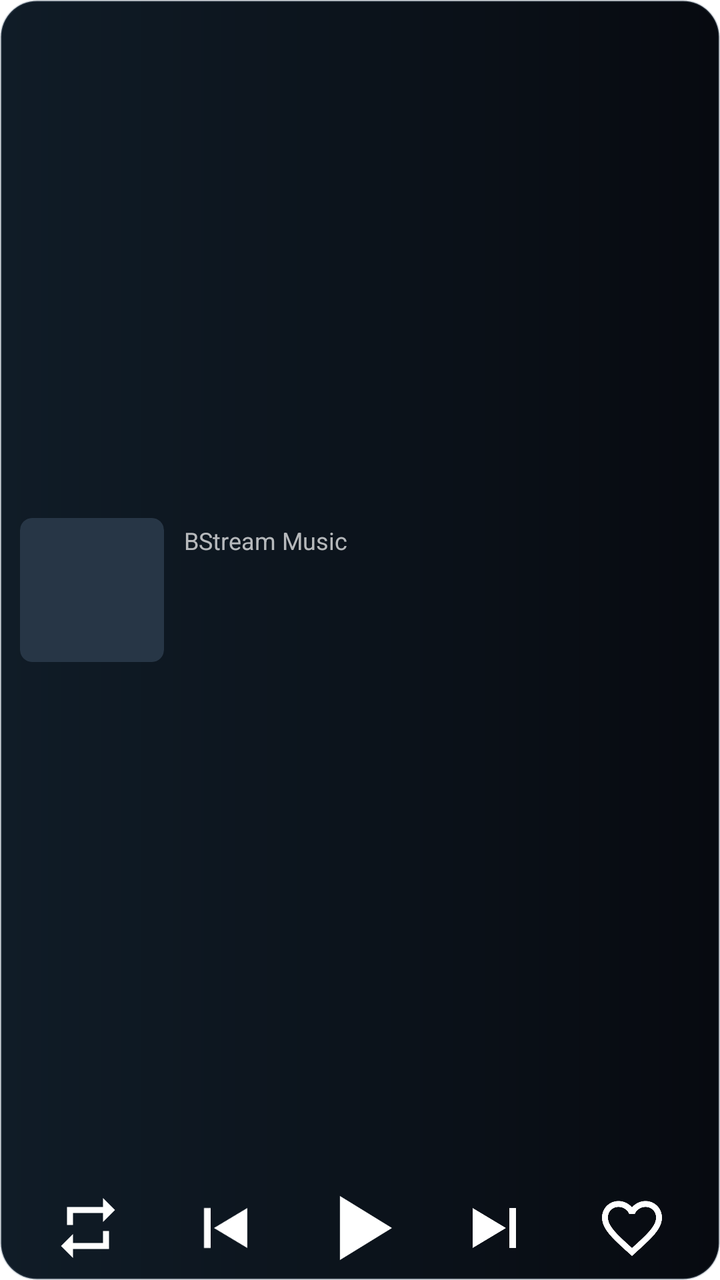
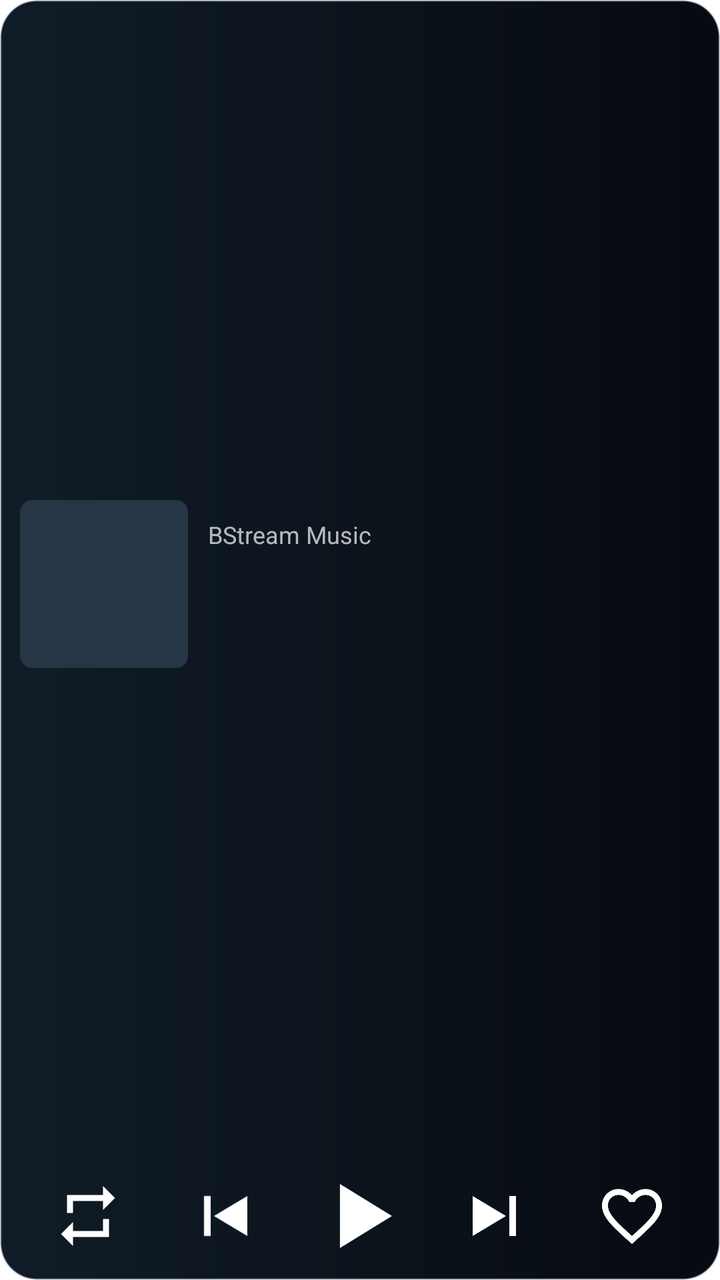

Two renders of the same Android screen: before a commit and after it. Below are the layout's source before the change and the commit's diff.
<!-- AndroidManifest.xml: fallback theme Theme.MaterialComponents.DayNight.NoActionBar -->
<!-- res/layout/bstream_music_widget.xml -->
<?xml version="1.0" encoding="utf-8"?>
<FrameLayout xmlns:android="http://schemas.android.com/apk/res/android"
    android:layout_width="match_parent"
    android:layout_height="match_parent"
    android:layout_marginStart="4dp"
    android:layout_marginEnd="4dp"
    android:layout_marginTop="4dp"
    android:layout_marginBottom="0dp"
    android:background="@drawable/bstream_widget_background">

    <include
        layout="@layout/bstream_widget_backdrop_crossfade"
        android:layout_width="match_parent"
        android:layout_height="match_parent" />

    <LinearLayout
        android:id="@+id/widget_card"
        android:layout_width="match_parent"
        android:layout_height="match_parent"
        android:gravity="center_vertical"
        android:orientation="vertical"
        android:paddingHorizontal="10dp"
        android:paddingTop="2dp"
        android:paddingBottom="2dp">

        <LinearLayout
            android:id="@+id/widget_metadata"
            android:layout_width="match_parent"
            android:layout_height="0dp"
            android:layout_weight="1"
            android:gravity="center_vertical"
            android:orientation="horizontal">

            <include
                layout="@layout/bstream_widget_artwork_crossfade"
                android:layout_width="72dp"
                android:layout_height="72dp" />

            <LinearLayout
                android:layout_width="0dp"
                android:layout_height="wrap_content"
                android:layout_marginStart="10dp"
                android:layout_weight="1"
                android:gravity="center_vertical"
                android:orientation="vertical">

                <TextView
                    android:id="@+id/widget_player_name"
                    android:layout_width="match_parent"
                    android:layout_height="wrap_content"
                    android:ellipsize="end"
                    android:singleLine="true"
                    android:text="@string/widget_player_name"
                    android:textColor="#B3FFFFFF"
                    android:textSize="12sp" />

                <TextView
                    android:id="@+id/widget_title"
                    android:layout_width="match_parent"
                    android:layout_height="wrap_content"
                    android:layout_marginTop="5dp"
                    android:ellipsize="end"
                    android:fontFamily="sans-serif-medium"
                    android:textStyle="bold"
                    android:singleLine="true"
                    android:textColor="#FFFFFFFF"
                    android:textSize="16sp" />

                <TextView
                    android:id="@+id/widget_artist"
                    android:layout_width="match_parent"
                    android:layout_height="wrap_content"
                    android:layout_marginTop="5dp"
                    android:ellipsize="end"
                    android:singleLine="true"
                    android:textColor="#D7DDE3E8"
                    android:textSize="13sp" />
            </LinearLayout>
        </LinearLayout>

        <LinearLayout
            android:id="@+id/widget_controls"
            android:layout_width="match_parent"
            android:layout_height="48dp"
            android:layout_marginTop="2dp"
            android:gravity="center"
            android:orientation="horizontal">

            <ImageView
                android:id="@+id/widget_repeat"
                android:layout_width="0dp"
                android:layout_height="48dp"
                android:layout_weight="1"
                android:background="@android:color/transparent"
                android:contentDescription="@string/widget_repeat"
                android:padding="4dp"
                android:src="@drawable/bstream_widget_repeat"
                android:scaleType="fitCenter"
                android:tint="#FFFFFFFF" />

            <ImageView
                android:id="@+id/widget_previous"
                android:layout_width="0dp"
                android:layout_height="48dp"
                android:layout_weight="1"
                android:background="@android:color/transparent"
                android:contentDescription="@string/widget_previous"
                android:padding="4dp"
                android:src="@drawable/bstream_widget_previous"
                android:scaleType="fitCenter"
                android:tint="#FFFFFFFF" />

            <ImageView
                android:id="@+id/widget_play_pause"
                android:layout_width="0dp"
                android:layout_height="48dp"
                android:layout_weight="1"
                android:background="@android:color/transparent"
                android:contentDescription="@string/widget_play_pause"
                android:padding="0dp"
                android:src="@drawable/bstream_widget_play"
                android:scaleType="fitCenter"
                android:tint="#FFFFFFFF" />

            <ImageView
                android:id="@+id/widget_next"
                android:layout_width="0dp"
                android:layout_height="48dp"
                android:layout_weight="1"
                android:background="@android:color/transparent"
                android:contentDescription="@string/widget_next"
                android:padding="4dp"
                android:src="@drawable/bstream_widget_next"
                android:scaleType="fitCenter"
                android:tint="#FFFFFFFF" />

            <ImageView
                android:id="@+id/widget_favorite"
                android:layout_width="0dp"
                android:layout_height="48dp"
                android:layout_weight="1"
                android:background="@android:color/transparent"
                android:contentDescription="@string/widget_favorite"
                android:padding="4dp"
                android:src="@drawable/bstream_widget_heart_outline"
                android:scaleType="fitCenter"
                android:tint="#FFFFFFFF" />
        </LinearLayout>
    </LinearLayout>
</FrameLayout>
<!-- res/layout/bstream_widget_backdrop_crossfade.xml (included above) -->
<?xml version="1.0" encoding="utf-8"?>
<ViewFlipper xmlns:android="http://schemas.android.com/apk/res/android"
    android:id="@+id/widget_backdrop"
    android:layout_width="match_parent"
    android:layout_height="match_parent"
    android:animateFirstView="true"
    android:autoStart="false"
    android:background="@drawable/bstream_widget_clip_outline"
    android:clipToOutline="true"
    android:contentDescription="@null"
    android:inAnimation="@anim/bstream_widget_fade_in"
    android:outAnimation="@anim/bstream_widget_fade_out">

    <ImageView
        android:id="@+id/widget_backdrop_first"
        android:layout_width="match_parent"
        android:layout_height="match_parent"
        android:contentDescription="@null"
        android:scaleType="fitXY" />

    <ImageView
        android:id="@+id/widget_backdrop_second"
        android:layout_width="match_parent"
        android:layout_height="match_parent"
        android:contentDescription="@null"
        android:scaleType="fitXY" />
</ViewFlipper>
<!-- res/layout/bstream_widget_artwork_crossfade.xml (included above) -->
<?xml version="1.0" encoding="utf-8"?>
<ViewFlipper xmlns:android="http://schemas.android.com/apk/res/android"
    android:id="@+id/widget_artwork"
    android:layout_width="match_parent"
    android:layout_height="match_parent"
    android:animateFirstView="true"
    android:autoStart="false"
    android:background="@drawable/bstream_widget_artwork_background"
    android:clipToOutline="true"
    android:contentDescription="@string/widget_artwork_description"
    android:inAnimation="@anim/bstream_widget_fade_in"
    android:outAnimation="@anim/bstream_widget_fade_out">

    <ImageView
        android:id="@+id/widget_artwork_first"
        android:layout_width="match_parent"
        android:layout_height="match_parent"
        android:contentDescription="@null"
        android:scaleType="centerCrop" />

    <ImageView
        android:id="@+id/widget_artwork_second"
        android:layout_width="match_parent"
        android:layout_height="match_parent"
        android:contentDescription="@null"
        android:scaleType="centerCrop" />
</ViewFlipper>
<!-- resources referenced by this layout -->
<resources>
  <!-- drawable bstream_widget_artwork_background (drawable) -->
  <?xml version="1.0" encoding="utf-8"?>
  <shape xmlns:android="http://schemas.android.com/apk/res/android" android:shape="rectangle">
      <corners android:radius="6dp" />
      <solid android:color="#FF273646" />
  </shape>
  <!-- drawable bstream_widget_background (drawable) -->
  <?xml version="1.0" encoding="utf-8"?>
  <shape xmlns:android="http://schemas.android.com/apk/res/android" android:shape="rectangle">
      <corners android:radius="18dp" />
      <gradient android:angle="0" android:startColor="#FF101C27" android:endColor="#FF070A10" />
      <stroke android:width="1dp" android:color="#405E7182" />
  </shape>
  <!-- drawable bstream_widget_clip_outline (drawable) -->
  <?xml version="1.0" encoding="utf-8"?>
  <shape xmlns:android="http://schemas.android.com/apk/res/android" android:shape="rectangle">
      <corners android:radius="18dp" />
      <solid android:color="#00000000" />
  </shape>
  <!-- drawable bstream_widget_heart_outline (drawable) -->
  <vector xmlns:android="http://schemas.android.com/apk/res/android"
      android:width="32dp"
      android:height="32dp"
      android:viewportWidth="24"
      android:viewportHeight="24">
      <group android:pivotX="12" android:pivotY="12" android:scaleX="0.9" android:scaleY="0.9">
      <path
          android:fillColor="#FFFFFFFF"
          android:pathData="M16.5,3c-1.74,0 -3.41,0.81 -4.5,2.09C10.91,3.81 9.24,3 7.5,3 4.42,3 2,5.42 2,8.5c0,3.78 3.4,6.86 8.55,11.54L12,21.35l1.45,-1.32C18.6,15.36 22,12.28 22,8.5 22,5.42 19.58,3 16.5,3zM12.1,18.55l-0.1,0.1 -0.1,-0.1C7.14,14.24 4,11.39 4,8.5 4,6.5 5.5,5 7.5,5c1.54,0 3.04,0.99 3.57,2.36h1.87C13.46,5.99 14.96,5 16.5,5 18.5,5 20,6.5 20,8.5c0,2.89 -3.14,5.74 -7.9,10.05z" />
      </group>
  </vector>
  <!-- drawable bstream_widget_next (drawable) -->
  <vector xmlns:android="http://schemas.android.com/apk/res/android"
      android:width="32dp"
      android:height="32dp"
      android:viewportWidth="24"
      android:viewportHeight="24">
      <path
          android:fillColor="#FFFFFFFF"
          android:pathData="M16,6h2v12h-2zM5,6v12l10,-6z" />
  </vector>
  <!-- drawable bstream_widget_play (drawable) -->
  <vector xmlns:android="http://schemas.android.com/apk/res/android"
      android:width="32dp"
      android:height="32dp"
      android:viewportWidth="24"
      android:viewportHeight="24">
      <path
          android:fillColor="#FFFFFFFF"
          android:pathData="M7,4v16l13,-8z" />
  </vector>
  <!-- drawable bstream_widget_previous (drawable) -->
  <vector xmlns:android="http://schemas.android.com/apk/res/android"
      android:width="32dp"
      android:height="32dp"
      android:viewportWidth="24"
      android:viewportHeight="24">
      <path
          android:fillColor="#FFFFFFFF"
          android:pathData="M6,6h2v12H6zM19,6v12l-10,-6z" />
  </vector>
  <!-- drawable bstream_widget_repeat (drawable) -->
  <vector xmlns:android="http://schemas.android.com/apk/res/android"
      android:width="32dp"
      android:height="32dp"
      android:viewportWidth="24"
      android:viewportHeight="24">
      <group android:pivotX="12" android:pivotY="12" android:scaleX="0.9" android:scaleY="0.9">
      <path
          android:fillColor="#FFFFFFFF"
          android:pathData="M7,7h10v3l4,-4 -4,-4v3H5v6h2V7zM17,17H7v-3l-4,4 4,4v-3h12v-6h-2v4z" />
      </group>
  </vector>
  <string name="widget_artwork_description">Portada de la canción</string>
  <string name="widget_favorite">Favoritos</string>
  <string name="widget_next">Siguiente</string>
  <string name="widget_play_pause">Reproducir o pausar</string>
  <string name="widget_player_name">BStream Music</string>
  <string name="widget_previous">Anterior</string>
  <string name="widget_repeat">Repetir</string>
</resources>

<!-- the commit's change to res/layout/bstream_music_widget.xml (unified diff, before → after) -->
@@ -21,7 +21,7 @@
         android:orientation="vertical"
         android:paddingHorizontal="10dp"
         android:paddingTop="2dp"
-        android:paddingBottom="2dp">
+        android:paddingBottom="8dp">
 
         <LinearLayout
             android:id="@+id/widget_metadata"
@@ -33,8 +33,8 @@
 
             <include
                 layout="@layout/bstream_widget_artwork_crossfade"
-                android:layout_width="72dp"
-                android:layout_height="72dp" />
+                android:layout_width="84dp"
+                android:layout_height="84dp" />
 
             <LinearLayout
                 android:layout_width="0dp"
